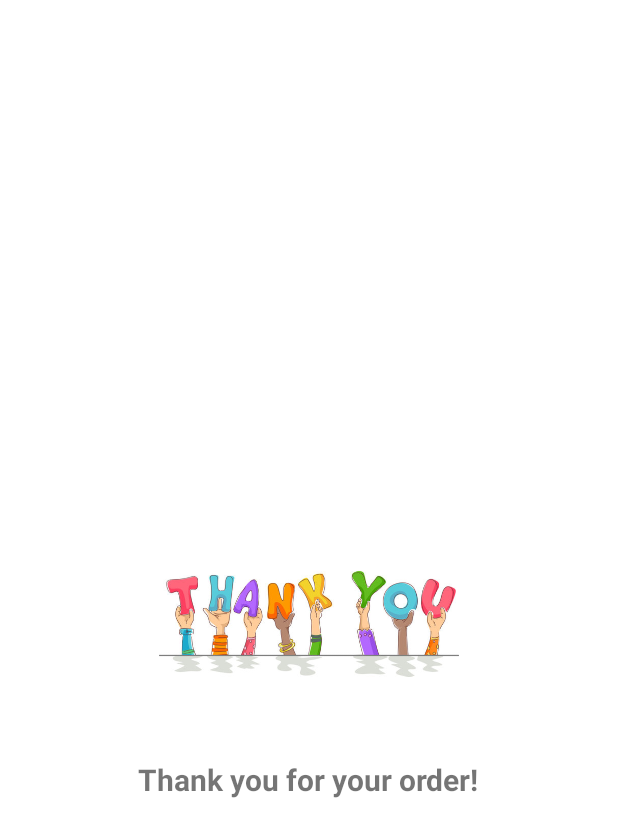
After one commit to jorgealbarracin00/EcommKOI, an Android app built with Jetpack Compose: the ThankYouActivity screen opened directly, with no data from a screen before it, on a phone screen of 412 x 824 dp. The commit adds this screen. Shown: the top 837 px of the screen. Run offline under Robolectric (Android 15) with nearby library versions, the phone set to English and light mode, and no system bars.

Commit message:
Thank You Page

```diff
--- a/app/src/main/AndroidManifest.xml
+++ b/app/src/main/AndroidManifest.xml
@@ -18,6 +18,7 @@
         <activity android:name=".ProductDetailActivity" android:exported="false" />
         <activity android:name=".CartActivity" android:exported="false" />
         <activity android:name=".CheckoutActivity" android:exported="false" />
+        <activity android:name=".ThankYouActivity" android:theme="@style/Theme.EcommKOI"/>
 
     </application>
 </manifest>
--- /dev/null
+++ b/app/src/main/java/com/example/ecommkoi/ThankYouActivity.kt
@@ -0,0 +1,38 @@
+package com.example.ecommkoi
+
+import android.content.Intent
+import android.os.Bundle
+import android.os.Handler
+import android.os.Looper
+import android.widget.ImageView
+import android.widget.TextView
+import androidx.appcompat.app.AppCompatActivity
+
+class ThankYouActivity : AppCompatActivity() {
+
+    private var loggedInUserId: Int = -1
+
+    override fun onCreate(savedInstanceState: Bundle?) {
+        super.onCreate(savedInstanceState)
+        setContentView(R.layout.activity_thank_you)
+
+        // Retrieve userId from intent
+        loggedInUserId = intent.getIntExtra("userId", -1)
+
+        // Set Thank You image and message
+        val imageView = findViewById<ImageView>(R.id.ivThankYou)
+        imageView.setImageResource(R.drawable.ic_thankyou) // Ensure you have thank_you.png in res/drawable
+
+        val textView = findViewById<TextView>(R.id.tvThankYouMessage)
+        textView.text = "Thank you for your order!"
+
+        // Redirect to Home after 3 seconds
+        Handler(Looper.getMainLooper()).postDelayed({
+            val intent = Intent(this, HomeActivity::class.java).apply {
+                putExtra("userId", loggedInUserId) // Pass userId to HomeActivity
+            }
+            startActivity(intent)
+            finish()
+        }, 3000) // 3-second delay
+    }
+}
--- /dev/null
+++ b/app/src/main/res/layout/activity_thank_you.xml
@@ -0,0 +1,25 @@
+<LinearLayout
+    xmlns:android="http://schemas.android.com/apk/res/android"
+    android:layout_width="match_parent"
+    android:layout_height="match_parent"
+    android:orientation="vertical"
+    android:gravity="center"
+    android:background="@android:color/white">
+
+    <!-- Thank You Image -->
+    <ImageView
+        android:id="@+id/ivThankYou"
+        android:layout_width="200dp"
+        android:layout_height="200dp"
+        android:src="@drawable/ic_thankyou" />
+
+    <!-- Thank You Message -->
+    <TextView
+        android:id="@+id/tvThankYouMessage"
+        android:layout_width="wrap_content"
+        android:layout_height="wrap_content"
+        android:text="Thank You for Your Order!"
+        android:textSize="20sp"
+        android:textStyle="bold"
+        android:layout_marginTop="16dp" />
+</LinearLayout>
```
Also changed, not shown: app/src/main/java/com/example/ecommkoi/CheckoutActivity.kt (+22 -8 lines), app/src/main/java/com/example/ecommkoi/HomeActivity.kt (+32 -13 lines), app/src/main/res/drawable/ic_thankyou.jpg (added).
